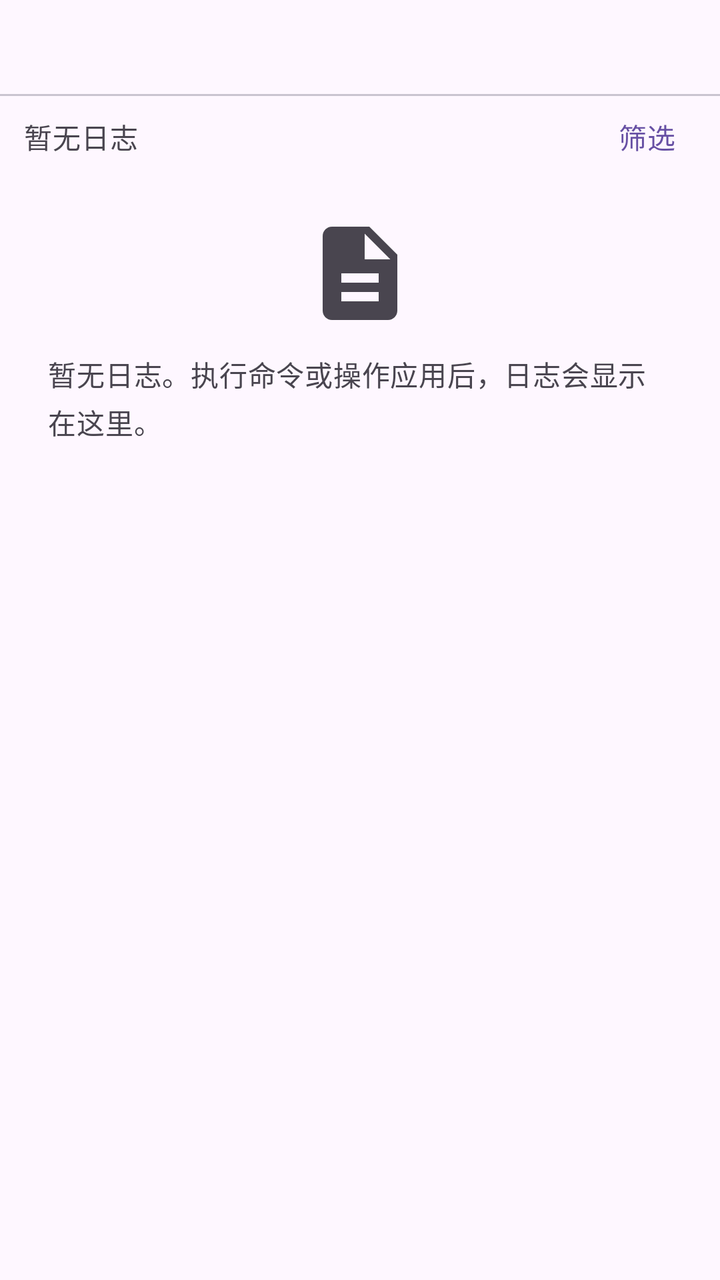
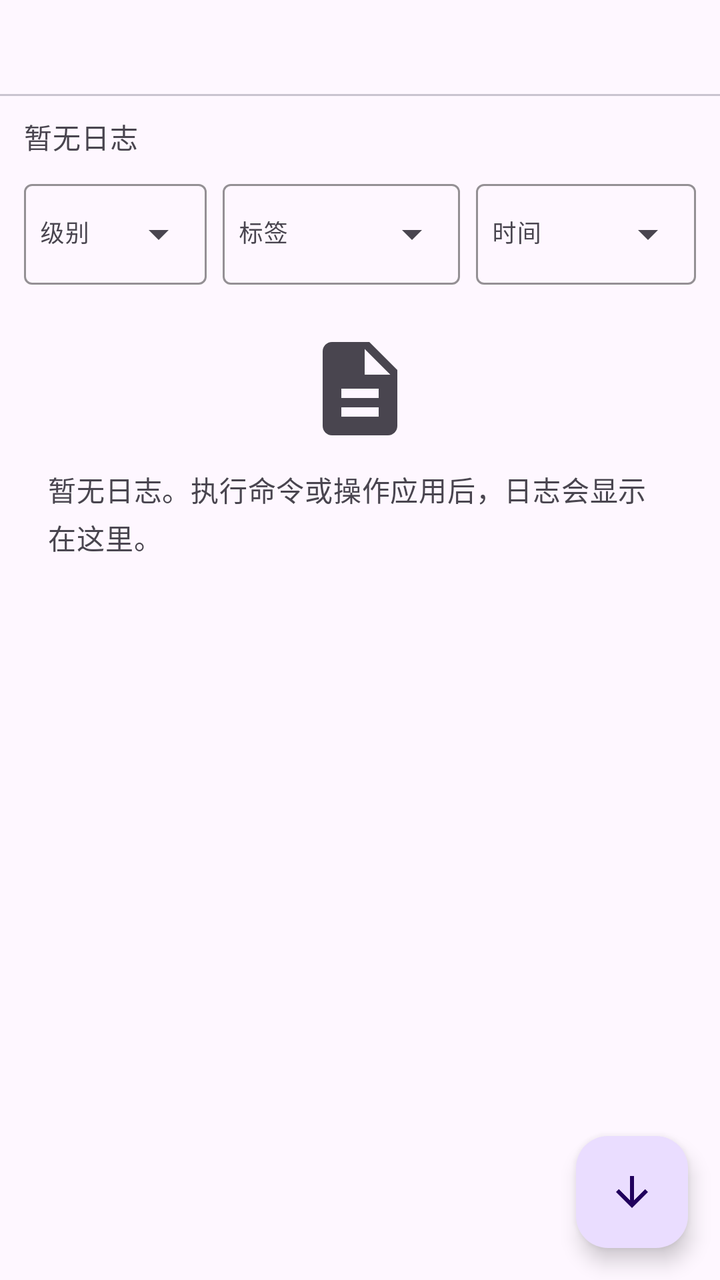

Two renders of the same Android screen: before a commit and after it. Below are the layout's source before the change and the commit's diff.
<!-- AndroidManifest.xml: application theme Theme.CodeTool.Starting -->
<!-- res/layout/fragment_tasks.xml -->
<?xml version="1.0" encoding="utf-8"?>
<LinearLayout xmlns:android="http://schemas.android.com/apk/res/android"
    xmlns:app="http://schemas.android.com/apk/res-auto"
    android:layout_width="match_parent"
    android:layout_height="match_parent"
    android:orientation="vertical"
    android:background="?android:attr/colorBackground">

    
    <com.google.android.material.tabs.TabLayout
        android:id="@+id/logTabs"
        android:layout_width="match_parent"
        android:layout_height="wrap_content"
        android:paddingHorizontal="8dp" />

    
    <LinearLayout
        android:layout_width="match_parent"
        android:layout_height="wrap_content"
        android:orientation="horizontal"
        android:gravity="center_vertical"
        android:paddingHorizontal="12dp"
        android:paddingTop="4dp">

        <com.google.android.material.textview.MaterialTextView
            android:id="@+id/statusText"
            android:layout_width="0dp"
            android:layout_height="wrap_content"
            android:layout_weight="1"
            android:paddingVertical="6dp"
            android:textAppearance="?attr/textAppearanceBodyMedium"
            android:textColor="?attr/colorOnSurfaceVariant"
            android:text="暂无日志" />

        <com.google.android.material.textview.MaterialTextView
            android:id="@+id/btnLogFilter"
            android:layout_width="wrap_content"
            android:layout_height="wrap_content"
            android:paddingHorizontal="10dp"
            android:paddingVertical="6dp"
            android:textAppearance="?attr/textAppearanceBodyMedium"
            android:textColor="?attr/colorPrimary"
            android:text="筛选" />
    </LinearLayout>

    
    <LinearLayout
        android:id="@+id/logSearchBar"
        android:layout_width="match_parent"
        android:layout_height="wrap_content"
        android:orientation="horizontal"
        android:gravity="center_vertical"
        android:paddingHorizontal="12dp"
        android:paddingBottom="6dp"
        android:visibility="gone">

        <com.google.android.material.textfield.TextInputEditText
            android:id="@+id/logSearchInput"
            android:layout_width="0dp"
            android:layout_height="wrap_content"
            android:layout_weight="1"
            android:hint="搜索关键字过滤日志"
            android:inputType="text"
            android:maxLines="1"
            android:textSize="14sp" />

        <com.google.android.material.textview.MaterialTextView
            android:id="@+id/btnLogLevel"
            android:layout_width="wrap_content"
            android:layout_height="wrap_content"
            android:layout_marginStart="10dp"
            android:paddingHorizontal="10dp"
            android:paddingVertical="6dp"
            android:textAppearance="?attr/textAppearanceBodyMedium"
            android:textColor="?attr/colorPrimary"
            android:text="全部级别" />
    </LinearLayout>

    <FrameLayout
        android:layout_width="match_parent"
        android:layout_height="0dp"
        android:layout_weight="1">

        <androidx.core.widget.NestedScrollView
            android:id="@+id/logScroll"
            android:layout_width="match_parent"
            android:layout_height="match_parent"
            android:fillViewport="true">

            <com.google.android.material.textview.MaterialTextView
                android:id="@+id/logText"
                android:layout_width="match_parent"
                android:layout_height="wrap_content"
                android:fontFamily="monospace"
                android:padding="12dp"
                android:textSize="10sp"
                android:textColor="?attr/colorOnSurface"
                android:textIsSelectable="true"
                android:text="" />
        </androidx.core.widget.NestedScrollView>

        <LinearLayout
            android:id="@+id/emptyState"
            android:layout_width="match_parent"
            android:layout_height="match_parent"
            android:orientation="vertical"
            android:gravity="top|center_horizontal"
            android:paddingTop="24dp"
            android:padding="24dp">

            <ImageView
                android:id="@+id/emptyIcon"
                android:layout_width="56dp"
                android:layout_height="56dp"
                android:src="@drawable/ic_scripts"
                android:contentDescription="@null"
                app:tint="?attr/colorOnSurfaceVariant" />

            <com.google.android.material.textview.MaterialTextView
                android:id="@+id/emptyHint"
                android:layout_width="wrap_content"
                android:layout_height="wrap_content"
                android:layout_marginTop="12dp"
                android:textAppearance="?attr/textAppearanceBodyMedium"
                android:textColor="?attr/colorOnSurfaceVariant"
                android:text="暂无日志。执行命令或操作应用后，日志会显示在这里。" />
        </LinearLayout>
    </FrameLayout>

</LinearLayout>
<!-- resources referenced by this layout -->
<resources>
  <!-- drawable ic_scripts (drawable) -->
  <vector xmlns:android="http://schemas.android.com/apk/res/android"
      android:width="24dp" android:height="24dp"
      android:viewportWidth="24" android:viewportHeight="24"
      android:tint="?attr/colorControlNormal">
      <path android:fillColor="@android:color/white"
          android:pathData="M14,2H6c-1.1,0 -2,0.9 -2,2v16c0,1.1 0.9,2 2,2h12c1.1,0 2,-0.9 2,-2V8l-6,-6zm2,16H8v-2h8v2zm0,-4H8v-2h8v2zm-3,-5V3.5L18.5,9H13z" />
  </vector>
  <style name="Theme.CodeTool.Starting" parent="Theme.Material3.DayNight.NoActionBar">
          <item name="android:windowBackground">?android:colorBackground</item>
          <item name="android:statusBarColor" tools:targetApi="l">?android:colorBackground</item>
      </style>
</resources>

<!-- the commit's change to res/layout/fragment_tasks.xml (unified diff, before → after) -->
@@ -32,15 +32,88 @@
             android:textColor="?attr/colorOnSurfaceVariant"
             android:text="暂无日志" />
 
-        <com.google.android.material.textview.MaterialTextView
-            android:id="@+id/btnLogFilter"
-            android:layout_width="wrap_content"
-            android:layout_height="wrap_content"
-            android:paddingHorizontal="10dp"
-            android:paddingVertical="6dp"
-            android:textAppearance="?attr/textAppearanceBodyMedium"
-            android:textColor="?attr/colorPrimary"
-            android:text="筛选" />
+    </LinearLayout>
+
+    
+    <LinearLayout
+        android:id="@+id/logFilterRow"
+        android:layout_width="match_parent"
+        android:layout_height="wrap_content"
+        android:orientation="horizontal"
+        android:gravity="center_vertical"
+        android:paddingHorizontal="12dp"
+        android:paddingTop="2dp">
+
+        <com.google.android.material.textfield.TextInputLayout
+            style="@style/Widget.Material3.TextInputLayout.OutlinedBox.ExposedDropdownMenu"
+            android:layout_width="0dp"
+            android:layout_height="wrap_content"
+            android:layout_weight="1"
+            android:hint="级别"
+            app:boxStrokeColor="?attr/colorPrimary">
+
+            <com.google.android.material.textfield.MaterialAutoCompleteTextView
+                android:id="@+id/logLevelDropdown"
+                android:layout_width="match_parent"
+                android:layout_height="wrap_content"
+                android:minHeight="44dp"
+                android:gravity="center_vertical"
+                android:paddingStart="8dp"
+                android:paddingEnd="4dp"
+                android:textSize="12sp"
+                android:maxLines="1"
+                android:singleLine="true"
+                android:ellipsize="end"
+                android:inputType="none" />
+        </com.google.android.material.textfield.TextInputLayout>
+
+        <com.google.android.material.textfield.TextInputLayout
+            style="@style/Widget.Material3.TextInputLayout.OutlinedBox.ExposedDropdownMenu"
+            android:layout_width="0dp"
+            android:layout_height="wrap_content"
+            android:layout_weight="1.3"
+            android:layout_marginStart="8dp"
+            android:hint="标签"
+            app:boxStrokeColor="?attr/colorPrimary">
+
+            <com.google.android.material.textfield.MaterialAutoCompleteTextView
+                android:id="@+id/logTagDropdown"
+                android:layout_width="match_parent"
+                android:layout_height="wrap_content"
+                android:minHeight="44dp"
+                android:gravity="center_vertical"
+                android:paddingStart="8dp"
+                android:paddingEnd="4dp"
+                android:textSize="12sp"
+                android:maxLines="1"
+                android:singleLine="true"
+                android:ellipsize="end"
+                android:inputType="none" />
+        </com.google.android.material.textfield.TextInputLayout>
+
+        <com.google.android.material.textfield.TextInputLayout
+            style="@style/Widget.Material3.TextInputLayout.OutlinedBox.ExposedDropdownMenu"
+            android:layout_width="0dp"
+            android:layout_height="wrap_content"
+            android:layout_weight="1.2"
+            android:layout_marginStart="8dp"
+            android:hint="时间"
+            app:boxStrokeColor="?attr/colorPrimary">
+
+            <com.google.android.material.textfield.MaterialAutoCompleteTextView
+                android:id="@+id/logTimeDropdown"
+                android:layout_width="match_parent"
+                android:layout_height="wrap_content"
+                android:minHeight="44dp"
+                android:gravity="center_vertical"
+                android:paddingStart="8dp"
+                android:paddingEnd="4dp"
+                android:textSize="12sp"
+                android:maxLines="1"
+                android:singleLine="true"
+                android:ellipsize="end"
+                android:inputType="none" />
+        </com.google.android.material.textfield.TextInputLayout>
     </LinearLayout>
 
     
@@ -54,26 +127,23 @@
         android:paddingBottom="6dp"
         android:visibility="gone">
 
-        <com.google.android.material.textfield.TextInputEditText
-            android:id="@+id/logSearchInput"
-            android:layout_width="0dp"
-            android:layout_height="wrap_content"
-            android:layout_weight="1"
-            android:hint="搜索关键字过滤日志"
-            android:inputType="text"
-            android:maxLines="1"
-            android:textSize="14sp" />
-
-        <com.google.android.material.textview.MaterialTextView
-            android:id="@+id/btnLogLevel"
-            android:layout_width="wrap_content"
-            android:layout_height="wrap_content"
-            android:layout_marginStart="10dp"
-            android:paddingHorizontal="10dp"
-            android:paddingVertical="6dp"
-            android:textAppearance="?attr/textAppearanceBodyMedium"
-            android:textColor="?attr/colorPrimary"
-            android:text="全部级别" />
+        <com.google.android.material.textfield.TextInputLayout
+            style="@style/Widget.Material3.TextInputLayout.OutlinedBox"
+            android:layout_width="match_parent"
+            android:layout_height="wrap_content"
+            android:hint="搜索关键字"
+            app:boxStrokeColor="?attr/colorPrimary"
+            app:startIconDrawable="@drawable/ic_search"
+            app:endIconMode="clear_text">
+
+            <com.google.android.material.textfield.TextInputEditText
+                android:id="@+id/logSearchInput"
+                android:layout_width="match_parent"
+                android:layout_height="wrap_content"
+                android:inputType="text"
+                android:maxLines="1"
+                android:textSize="14sp" />
+        </com.google.android.material.textfield.TextInputLayout>
     </LinearLayout>
 
     <FrameLayout
@@ -125,6 +195,17 @@
                 android:textColor="?attr/colorOnSurfaceVariant"
                 android:text="暂无日志。执行命令或操作应用后，日志会显示在这里。" />
         </LinearLayout>
+
+        
+        <com.google.android.material.floatingactionbutton.FloatingActionButton
+            android:id="@+id/btnLogScroll"
+            android:layout_width="wrap_content"
+            android:layout_height="wrap_content"
+            android:layout_gravity="bottom|end"
+            android:layout_margin="16dp"
+            android:contentDescription="回到底部"
+            app:fabSize="mini"
+            app:srcCompat="@drawable/ic_arrow_down" />
     </FrameLayout>
 
 </LinearLayout>
<!-- resource entries referenced after the edit -->
@@ -1,5 +1,14 @@
 <!-- resources referenced by this layout -->
 <resources>
+  <!-- drawable ic_arrow_down (drawable) -->
+  <?xml version="1.0" encoding="utf-8"?>
+  <vector xmlns:android="http://schemas.android.com/apk/res/android"
+      android:width="24dp" android:height="24dp"
+      android:viewportWidth="24" android:viewportHeight="24">
+      
+      <path android:fillColor="#FF000000"
+          android:pathData="M20,12l-1.41,-1.41L13,16.17V4h-2v12.17l-5.58,-5.59L4,12l8,8 8,-8z" />
+  </vector>
   <!-- drawable ic_scripts (drawable) -->
   <vector xmlns:android="http://schemas.android.com/apk/res/android"
       android:width="24dp" android:height="24dp"
@@ -8,6 +17,15 @@
       <path android:fillColor="@android:color/white"
           android:pathData="M14,2H6c-1.1,0 -2,0.9 -2,2v16c0,1.1 0.9,2 2,2h12c1.1,0 2,-0.9 2,-2V8l-6,-6zm2,16H8v-2h8v2zm0,-4H8v-2h8v2zm-3,-5V3.5L18.5,9H13z" />
   </vector>
+  <!-- drawable ic_search (drawable) -->
+  <?xml version="1.0" encoding="utf-8"?>
+  <vector xmlns:android="http://schemas.android.com/apk/res/android"
+      android:width="24dp" android:height="24dp"
+      android:viewportWidth="24" android:viewportHeight="24">
+      
+      <path android:fillColor="#FF000000"
+          android:pathData="M15.5,14h-0.79l-0.28,-0.27C15.41,12.59 16,11.11 16,9.5 16,5.91 13.09,3 9.5,3S3,5.91 3,9.5 5.91,16 9.5,16c1.61,0 3.09,-0.59 4.23,-1.57l0.27,0.28v0.79l5,4.99L20.49,19l-4.99,-5zM9.5,14C7.01,14 5,11.99 5,9.5S7.01,5 9.5,5 14,7.01 14,9.5 11.99,14 9.5,14z" />
+  </vector>
   <style name="Theme.CodeTool.Starting" parent="Theme.Material3.DayNight.NoActionBar">
           <item name="android:windowBackground">?android:colorBackground</item>
           <item name="android:statusBarColor" tools:targetApi="l">?android:colorBackground</item>
